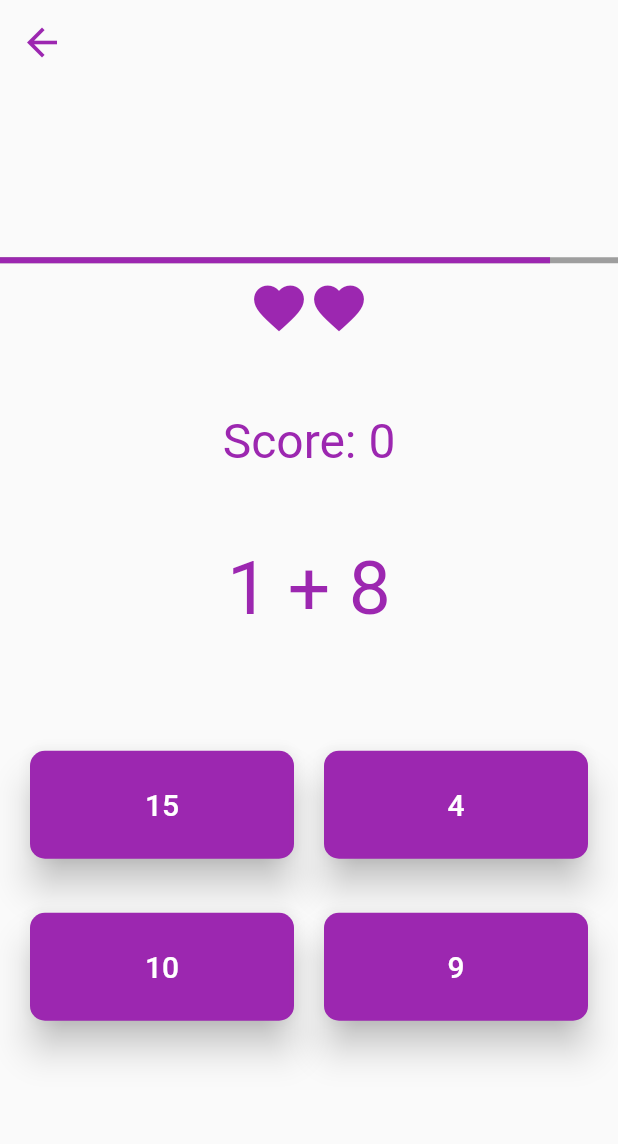
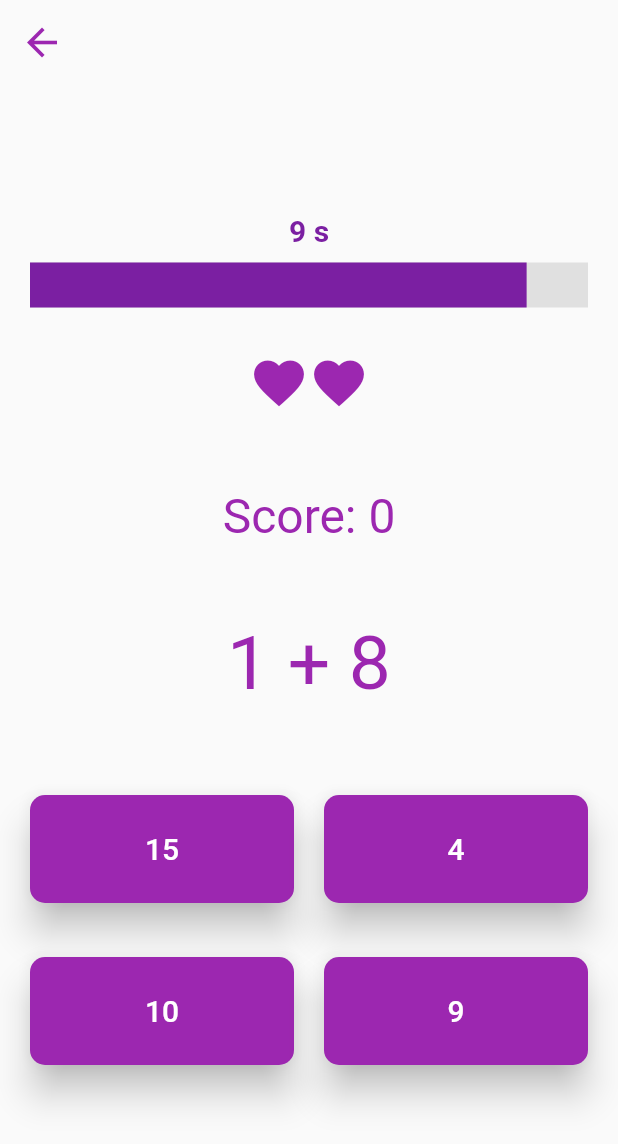
Before and after one commit to Samooh-9820060/technomaths, a Flutter app: the GameScreen screen opened directly, after a tap on an icon or button, on a phone screen of 412 x 824 dp. Shown: the top 1144 px of the screen. Run offline on Flutter 3.47's test engine with Material 2 defaults, Android fonts, the phone set to English and light mode, and no system bars; our stand-ins replace google_fonts.

Commit message:
Update game_screen.dart
finalized design for the time countdown

```diff
--- a/lib/screens/game_screen.dart
+++ b/lib/screens/game_screen.dart
@@ -45,6 +45,10 @@ class _GameScreenState extends State<GameScreen> {
     //cancel the old timer if its still running
     timer?.cancel();
 
+    if (lives <= 0) {
+      return;
+    }
+
     var rng = new Random();
     int number1, number2;
     String operator;
@@ -64,7 +68,7 @@ class _GameScreenState extends State<GameScreen> {
         break;
     }
 
-    List<String> operators = ['+', '-', '*', '/'];
+    List<String> operators = ['+', '-', '×', '÷'];
 
     switch(widget.gameMode) {
       case GameMode.Addition:
@@ -76,11 +80,11 @@ class _GameScreenState extends State<GameScreen> {
         correctAnswer = number1 - number2;
         break;
       case GameMode.Multiplication:
-        operator = '*';
+        operator = '×';
         correctAnswer = number1 * number2;
         break;
       case GameMode.Division:
-        operator = '/';
+        operator = '÷';
         correctAnswer = (number1 / number2).floor();  // If it's division, take the floor (integer part) of the division
         break;
       case GameMode.All: // In case of 'All', pick a random operator
@@ -106,9 +110,9 @@ class _GameScreenState extends State<GameScreen> {
         return number1 + number2;
       case '-':
         return number1 - number2;
-      case '*':
+      case '×':
         return number1 * number2;
-      case '/':
+      case '÷':
         return (number1 / number2).floor();
       default:
         return 0;
@@ -142,16 +146,17 @@ class _GameScreenState extends State<GameScreen> {
       setState(() {
         score++;
       });
+      generateQuestion();
     } else {
-      if (lives > 0){
       setState(() {
         lives--;
       });
+
+      // If game isn't over, generate a new question
+      if (lives > 0){
+        generateQuestion();
       }
     }
-
-    // Generate a new question which will also start a new timer
-    generateQuestion();
   }
 
   void startTimer() {
@@ -175,11 +180,18 @@ class _GameScreenState extends State<GameScreen> {
   }
 
   void endOfTimer() {
-    if(lives > 0) {
+    if(lives > 1) {
+      setState(() {
         lives--;
-      generateQuestion(); // Generate a new question which will also start a new timer
-    } else {
-      // If there are no lives left, just cancel the timer without generating a new question
+      });
+      generateQuestion();
+    } else if (lives == 1) { // This condition will handle when lives are exactly 1
+      setState(() {
+        lives = 0; // Ensure lives are set to 0
+      });
+      timer?.cancel();
+    }
+    else {
       timer?.cancel();
     }
   }
@@ -207,19 +219,41 @@ class _GameScreenState extends State<GameScreen> {
                     child: Column(
                       mainAxisAlignment: MainAxisAlignment.center,
                       children: <Widget>[
-                        TweenAnimationBuilder(
-                          key: key, // Use the Key here
+                        Column(
+                          children: [
+                            // Timer Text
+                            Text(
+                              '$remainingTime s',
+                              style: TextStyle(
+                                color: Colors.purple[700],
+                                fontWeight: FontWeight.bold,
+                                fontSize: 20,
+                              ),
+                            ),
+                            // Spacer for a gap between text and progress bar
+                            SizedBox(height: 10),
+                            // Progress bar
+                            Container(
+                              padding: EdgeInsets.symmetric(horizontal: 20), // Padding for wider bar
+                              height: 30, // Height for progress bar
+                              child: TweenAnimationBuilder(
+                                key: key,
                                 tween: Tween(begin: 1.0, end: 0.0),
                                 duration: Duration(seconds: remainingTime),
                                 builder: (context, value, child) {
                                   return LinearProgressIndicator(
                                     value: value,
-                              valueColor: AlwaysStoppedAnimation<Color>(Colors.purple),
-                              backgroundColor: Colors.grey,
+                                    minHeight: 30, // Increase height of progress bar
+                                    backgroundColor: Colors.grey[300],
+                                    valueColor: AlwaysStoppedAnimation<Color>(Colors.purple[700]!),
                                   );
                                 },
                               ),
-                        SizedBox(height: 10),
+                            ),
+                          ],
+                        ),
+
+                        SizedBox(height: 30),
                         Row(
                           mainAxisAlignment: MainAxisAlignment.center,
                           children: List.generate(lives, (index) => Icon(Icons.favorite, color: Colors.purple, size: 40)).toList(),
@@ -236,7 +270,7 @@ class _GameScreenState extends State<GameScreen> {
                           question,
                           style: TextStyle(fontSize: 50, color: Colors.purple),
                         ),
-                        SizedBox(height: 50),
+                        SizedBox(height: 30),
                         GridView.count(
                           shrinkWrap: true,
                           crossAxisCount: 2,
```
Lines whose indentation alone changed are shown as unchanged.
